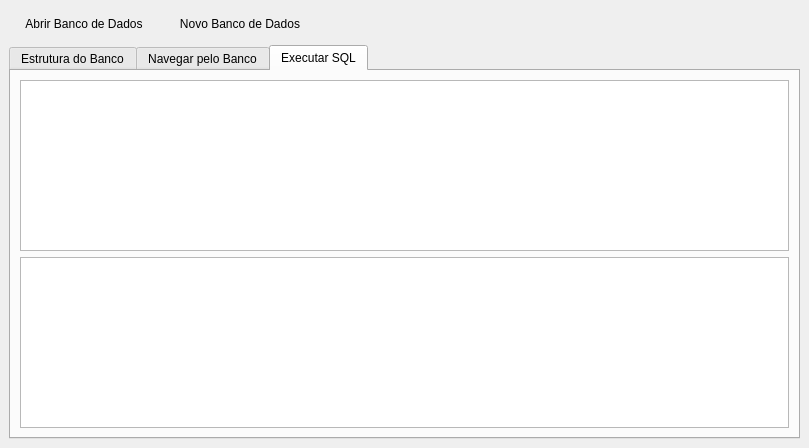
Above: resources/ui/sqliteui.ui from RshaCuDeVidro/sqliteUI before the change. Below: the same form after it.
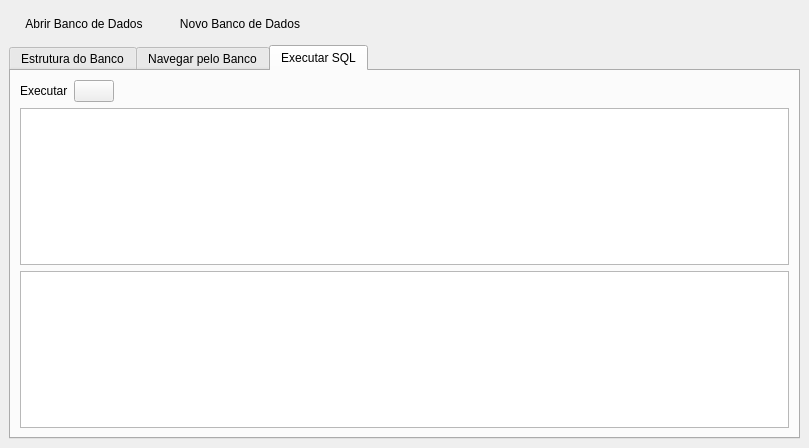
That is the form after the change. The open tabs and pages were chosen to show the change.

The edit to the form file:
```diff
--- a/resources/ui/sqliteui.ui
+++ b/resources/ui/sqliteui.ui
@@ -165,6 +165,37 @@
         <string>Executar SQL</string>
        </attribute>
        <layout class="QVBoxLayout" name="verticalLayout_2">
+        <item>
+         <layout class="QHBoxLayout" name="horizontalLayout_5">
+          <item>
+           <widget class="QLabel" name="label_2">
+            <property name="text">
+             <string>Executar</string>
+            </property>
+           </widget>
+          </item>
+          <item>
+           <widget class="QPushButton" name="pushButton">
+            <property name="text">
+             <string/>
+            </property>
+           </widget>
+          </item>
+          <item>
+           <spacer name="horizontalSpacer_3">
+            <property name="orientation">
+             <enum>Qt::Orientation::Horizontal</enum>
+            </property>
+            <property name="sizeHint" stdset="0">
+             <size>
+              <width>40</width>
+              <height>20</height>
+             </size>
+            </property>
+           </spacer>
+          </item>
+         </layout>
+        </item>
         <item>
          <widget class="QTextEdit" name="textEdit"/>
         </item>
```
Left out of the diff: 12 changed lines with no effect on the pictures.
